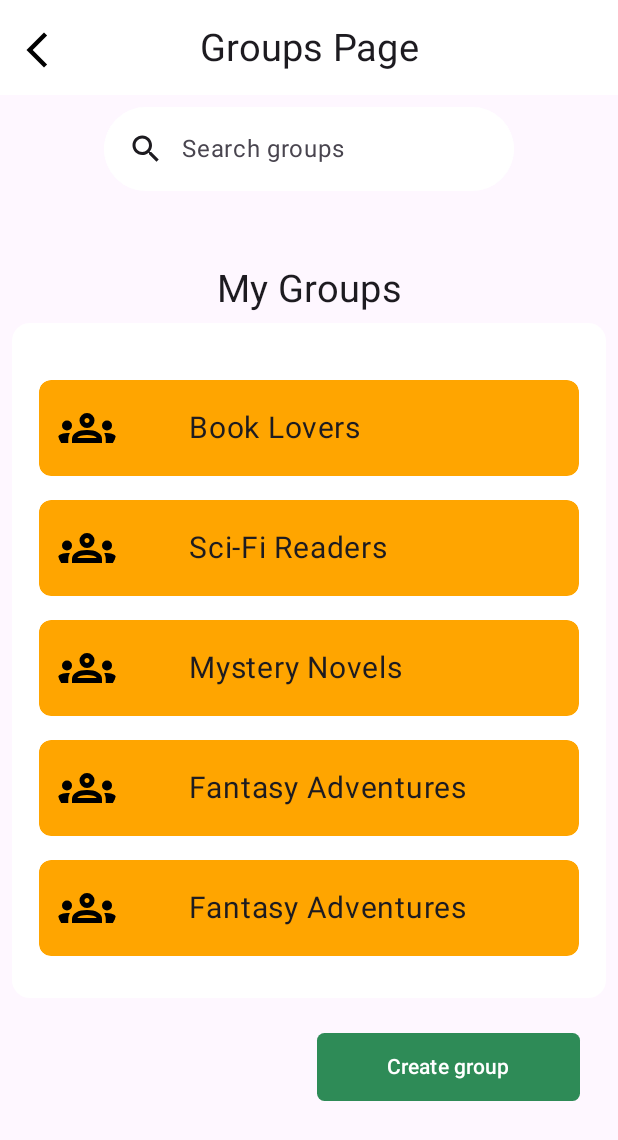
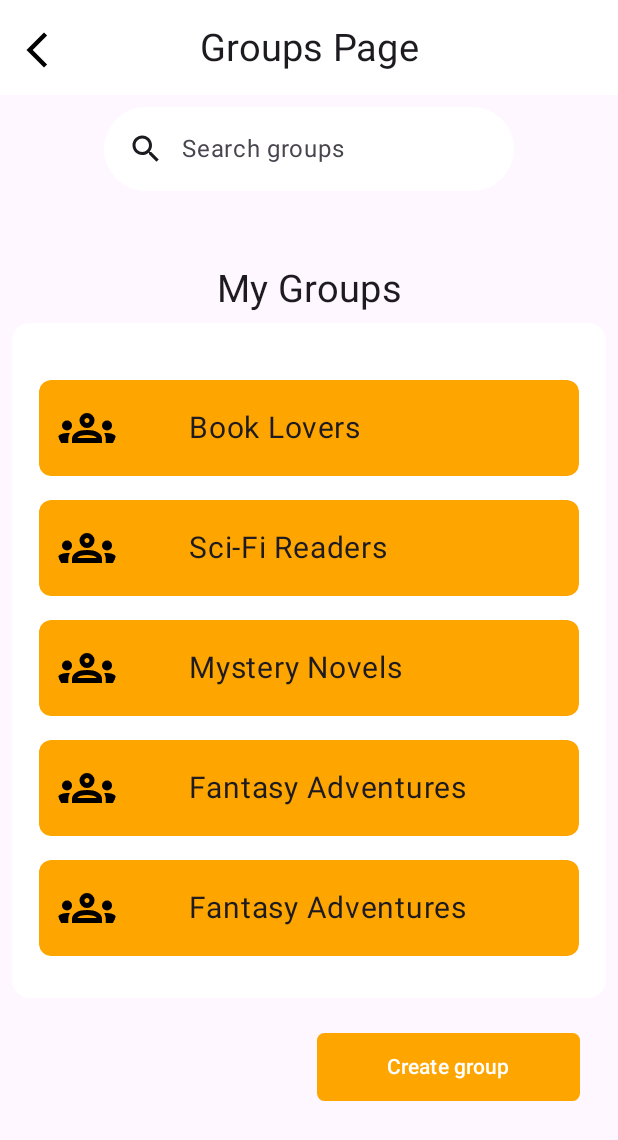
Before and after one commit to Azadkl/bookNest, an Android app built with Jetpack Compose: the composable GroupsPage shown on its own in the app's theme, on a phone screen of 412 x 824 dp. Shown: the top 1140 px of the screen. Run offline under Robolectric (Android 15) with nearby library versions, the phone set to English and light mode, and no system bars.

Commit message:
GroupsPage buton rengi değişti

```diff
--- a/app/src/main/java/com/example/booknest/view/GroupsPage.kt
+++ b/app/src/main/java/com/example/booknest/view/GroupsPage.kt
@@ -197,7 +197,7 @@ fun GroupsPage(navController: NavController) {
 
 
             Button( onClick = { showBottomSheet = true },
-                colors = ButtonDefaults.buttonColors(containerColor = Color(0xFF2E8B57)),
+                colors = ButtonDefaults.buttonColors(containerColor = Color(0xFFFFA500)),
                 shape = RoundedCornerShape(5.dp),
                 modifier = Modifier.padding(end = 25.dp, top = 15.dp).width(175.dp).height(45.dp).align(Alignment.End)
             ) {
```
